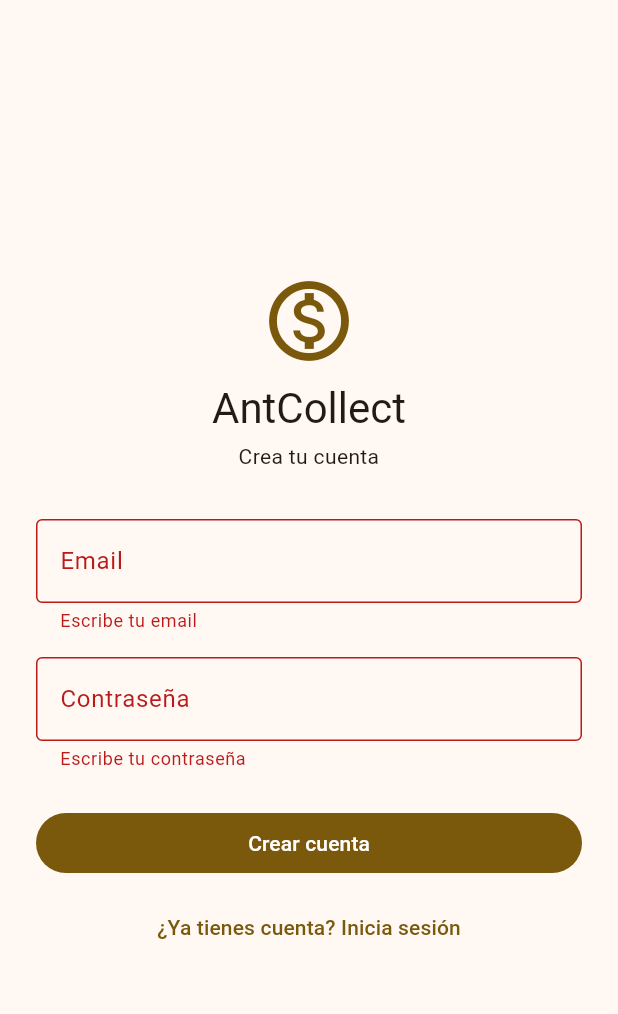
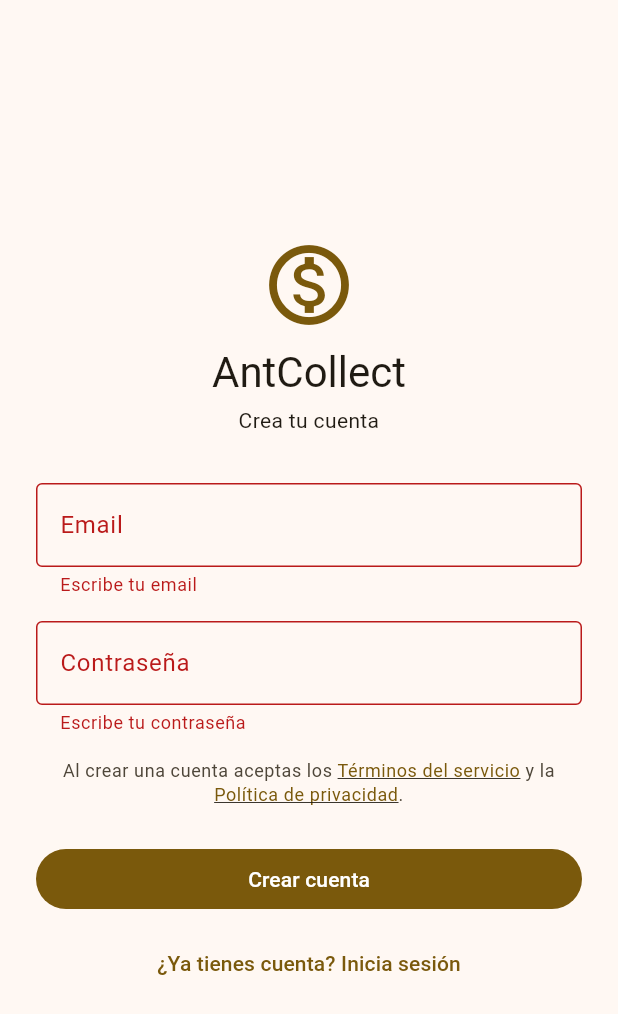
Before and after one commit to antonyga/antcollect, a Flutter app: the screen it shows after launch, after a tap on "Entrar", after a tap on "¿No tienes cuenta? Regístrate", on a phone screen of 412 x 824 dp. Shown: the top 1014 px of the screen. Run offline on Flutter 3.47's test engine with Material 3 defaults, Android fonts, the phone set to English and light mode, and no system bars; our stand-ins replace dio, flutter_secure_storage, image_picker, share_plus; accounts and stored records are empty; network calls fail.

Commit message:
feat: pantalla Mi cuenta con borrado de cuenta y enlaces legales
Borrar la cuenta desde dentro de la app es obligatorio para la revisión
de Apple (5.1.1(v)) cuando la app permite crear cuentas (RF-M1). Se
confirma con la contraseña y avisa de exportar antes la colección.

El registro enlaza los términos y la política de privacidad, que se abren
en el navegador (url_launcher, detrás de Dispositivo para poder probarlo).

Co-Authored-By: Claude Opus 5.5 <noreply@anthropic.com>

```diff
--- a/mobile/lib/api/cliente_api.dart
+++ b/mobile/lib/api/cliente_api.dart
@@ -36,7 +36,7 @@ class TipoDuplicadoError extends ErrorApi {
 /// y repite la petición. Si el refresco también falla, borra los tokens y
 /// avisa con [alCaducarSesion] para volver a la pantalla de acceso.
 class ClienteApi {
-  ClienteApi({required String urlBase, required this._tokens, HttpClientAdapter? adaptador}) {
+  ClienteApi({required this.urlBase, required this._tokens, HttpClientAdapter? adaptador}) {
     final opciones = BaseOptions(
       baseUrl: urlBase,
       connectTimeout: const Duration(seconds: 10),
@@ -53,6 +53,7 @@ class ClienteApi {
     );
   }
 
+  final String urlBase;
   final AlmacenTokens _tokens;
   late final Dio _dio;
   late final Dio _dioRefresco; // sin interceptores: evita bucles de refresco
@@ -178,6 +179,15 @@ class ClienteApi {
     return Usuario.fromJson(r.data!);
   });
 
+  /// Borra la cuenta, su colección y sus fotos. Pide la contraseña: si no
+  /// coincide, el backend responde 403 ("Contraseña incorrecta").
+  Future<void> borrarCuenta(String contrasena) =>
+      _llamar(() => _dio.post<void>('/auth/cuenta/borrar', data: {'contrasena': contrasena}));
+
+  /// Política de privacidad (`privacidad`) o términos (`terminos`), servidos
+  /// por el propio backend (páginas públicas, sin token).
+  Uri enlaceLegal(String pagina) => Uri.parse(urlBase).resolve('/$pagina');
+
   // --- Colección (RF-9, RF-10, RF-11, RF-12) ---
 
   Future<List<Moneda>> listar([FiltrosColeccion filtros = const FiltrosColeccion()]) =>
--- a/mobile/lib/auth/pantalla_acceso.dart
+++ b/mobile/lib/auth/pantalla_acceso.dart
@@ -1,6 +1,7 @@
 import 'package:flutter/material.dart';
 
 import '../api/cliente_api.dart';
+import '../cuenta/enlaces_legales.dart';
 import 'sesion.dart';
 
 /// Inicio de sesión y registro (RF-M1), en la misma pantalla.
@@ -121,6 +122,7 @@ class _PantallaAccesoState extends State<PantallaAcceso> {
                       const SizedBox(height: 16),
                       Text(_error!, style: TextStyle(color: tema.colorScheme.error)),
                     ],
+                    if (_registro) ...[const SizedBox(height: 16), const AvisoLegalRegistro()],
                     const SizedBox(height: 24),
                     FilledButton(
                       key: const Key('acceso.enviar'),
--- /dev/null
+++ b/mobile/lib/cuenta/enlaces_legales.dart
@@ -0,0 +1,64 @@
+import 'package:flutter/gestures.dart';
+import 'package:flutter/material.dart';
+
+import '../auth/sesion.dart';
+import '../captura/dispositivo.dart';
+
+/// Abre la política de privacidad (`privacidad`) o los términos (`terminos`)
+/// del backend en el navegador (RNF-M3).
+Future<void> abrirEnlaceLegal(BuildContext context, String pagina) async {
+  final enlace = AmbitoSesion.api(context).enlaceLegal(pagina);
+  final mensajero = ScaffoldMessenger.of(context);
+  final abierto = await AmbitoDispositivo.de(context).abrirEnlace(enlace);
+  if (!abierto) {
+    mensajero.showSnackBar(SnackBar(content: Text('No se pudo abrir $enlace')));
+  }
+}
+
+/// "Al crear una cuenta aceptas los Términos y la Política de privacidad",
+/// con los dos enlaces. Para la pantalla de registro.
+class AvisoLegalRegistro extends StatefulWidget {
+  const AvisoLegalRegistro({super.key});
+
+  @override
+  State<AvisoLegalRegistro> createState() => _AvisoLegalRegistroState();
+}
+
+class _AvisoLegalRegistroState extends State<AvisoLegalRegistro> {
+  late final TapGestureRecognizer _terminos;
+  late final TapGestureRecognizer _privacidad;
+
+  @override
+  void initState() {
+    super.initState();
+    _terminos = TapGestureRecognizer()..onTap = () => abrirEnlaceLegal(context, 'terminos');
+    _privacidad = TapGestureRecognizer()..onTap = () => abrirEnlaceLegal(context, 'privacidad');
+  }
+
+  @override
+  void dispose() {
+    _terminos.dispose();
+    _privacidad.dispose();
+    super.dispose();
+  }
+
+  @override
+  Widget build(BuildContext context) {
+    final tema = Theme.of(context);
+    final enlace = TextStyle(color: tema.colorScheme.primary, decoration: TextDecoration.underline);
+    return Text.rich(
+      key: const Key('acceso.avisoLegal'),
+      TextSpan(
+        style: tema.textTheme.bodySmall?.copyWith(color: tema.colorScheme.onSurfaceVariant),
+        children: [
+          const TextSpan(text: 'Al crear una cuenta aceptas los '),
+          TextSpan(text: 'Términos del servicio', style: enlace, recognizer: _terminos),
+          const TextSpan(text: ' y la '),
+          TextSpan(text: 'Política de privacidad', style: enlace, recognizer: _privacidad),
+          const TextSpan(text: '.'),
+        ],
+      ),
+      textAlign: TextAlign.center,
+    );
+  }
+}
--- a/mobile/pubspec.yaml
+++ b/mobile/pubspec.yaml
@@ -40,6 +40,7 @@ dependencies:
     sdk: flutter
   image_picker: ^1.2.3
   share_plus: ^13.3.1
+  url_launcher: ^6.3.3
 
 dev_dependencies:
   flutter_test:
```
Also changed, not shown: mobile/lib/captura/dispositivo.dart (+15 -2 lines), mobile/lib/cuenta/pantalla_cuenta.dart (added, +215 -0 lines), mobile/lib/inicio/pantalla_inicio.dart (+13 -20 lines), mobile/pubspec.lock, 3 other files.
